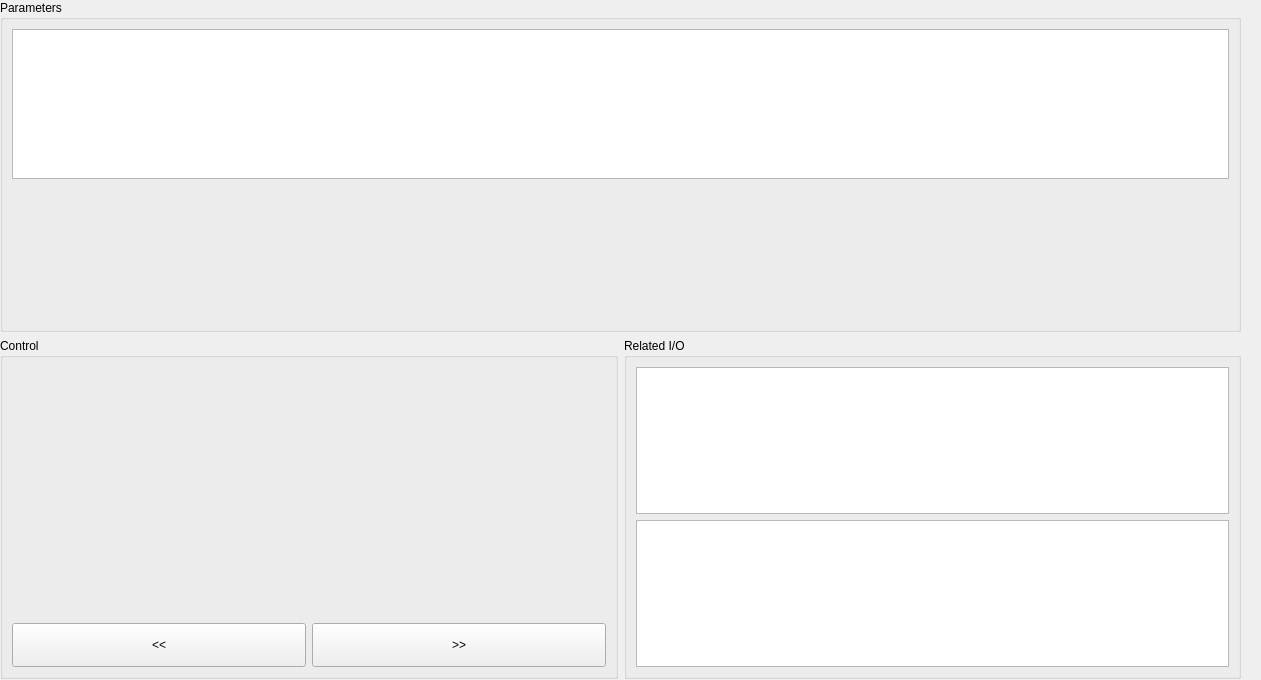
Old version of the form bank-view/frontcylinderpanel.ui in the repository smandyscom/front-base-widget.
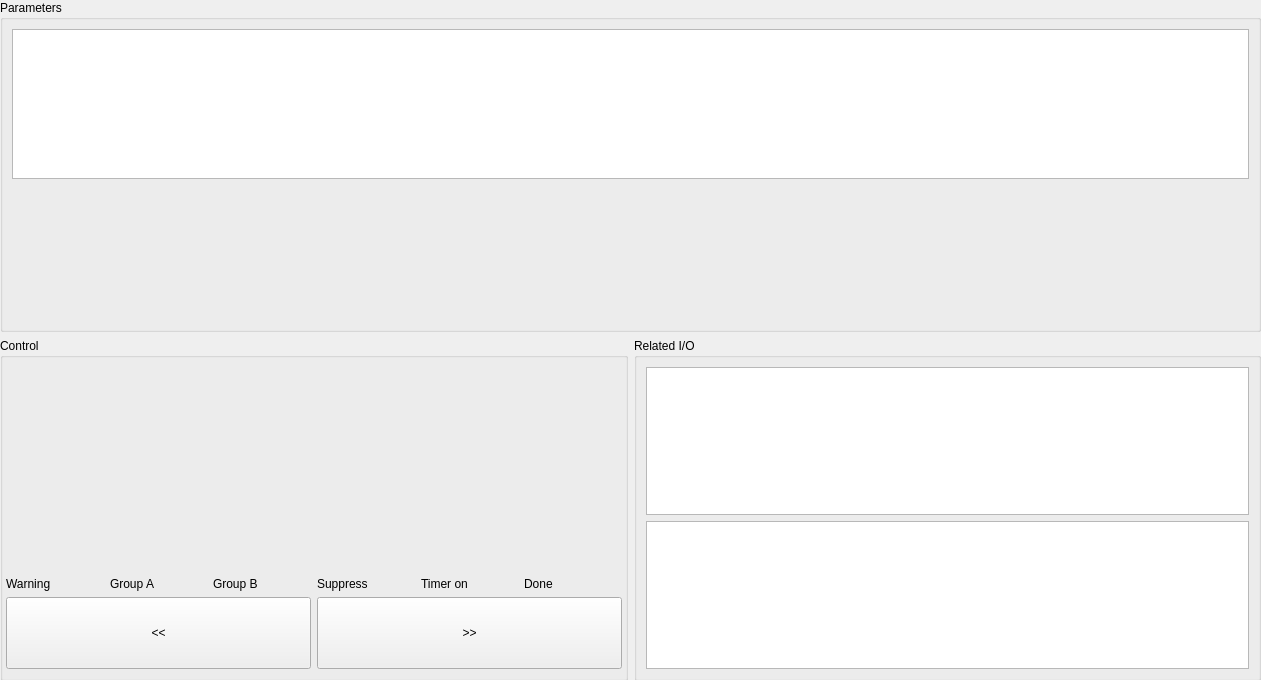
New version of the form.

The edit to the form file:
```diff
--- a/bank-view/frontcylinderpanel.ui
+++ b/bank-view/frontcylinderpanel.ui
@@ -24,8 +24,8 @@
     <rect>
      <x>0</x>
      <y>0</y>
-     <width>1241</width>
-     <height>679</height>
+     <width>1261</width>
+     <height>681</height>
     </rect>
    </property>
    <layout class="QVBoxLayout" name="verticalLayout_6">
@@ -89,6 +89,15 @@
          <string>Control</string>
         </property>
         <layout class="QVBoxLayout" name="verticalLayout_4">
+         <property name="leftMargin">
+          <number>3</number>
+         </property>
+         <property name="topMargin">
+          <number>3</number>
+         </property>
+         <property name="rightMargin">
+          <number>3</number>
+         </property>
          <item>
           <layout class="QVBoxLayout" name="verticalLayoutControl">
            <item>
@@ -102,7 +111,7 @@
              <property name="minimumSize">
               <size>
                <width>0</width>
-               <height>250</height>
+               <height>210</height>
               </size>
              </property>
              <property name="styleSheet">
@@ -111,6 +120,52 @@
              </property>
             </widget>
            </item>
+           <item>
+            <layout class="QHBoxLayout" name="horizontalLayoutStatus">
+             <item>
+              <widget class="QLabel" name="labelWarn">
+               <property name="text">
+                <string>Warning</string>
+               </property>
+              </widget>
+             </item>
+             <item>
+              <widget class="QLabel" name="labelMonA">
+               <property name="text">
+                <string>Group A</string>
+               </property>
+              </widget>
+             </item>
+             <item>
+              <widget class="QLabel" name="labelMonB">
+               <property name="text">
+                <string>Group B</string>
+               </property>
+              </widget>
+             </item>
+             <item>
+              <widget class="QLabel" name="labelSuppress">
+               <property name="text">
+                <string>Suppress</string>
+               </property>
+              </widget>
+             </item>
+             <item>
+              <widget class="QLabel" name="labelTimeon">
+               <property name="text">
+                <string>Timer on</string>
+               </property>
+              </widget>
+             </item>
+             <item>
+              <widget class="QLabel" name="labelDone">
+               <property name="text">
+                <string>Done</string>
+               </property>
+              </widget>
+             </item>
+            </layout>
+           </item>
            <item>
             <layout class="QHBoxLayout" name="horizontalLayout">
              <item>
```
